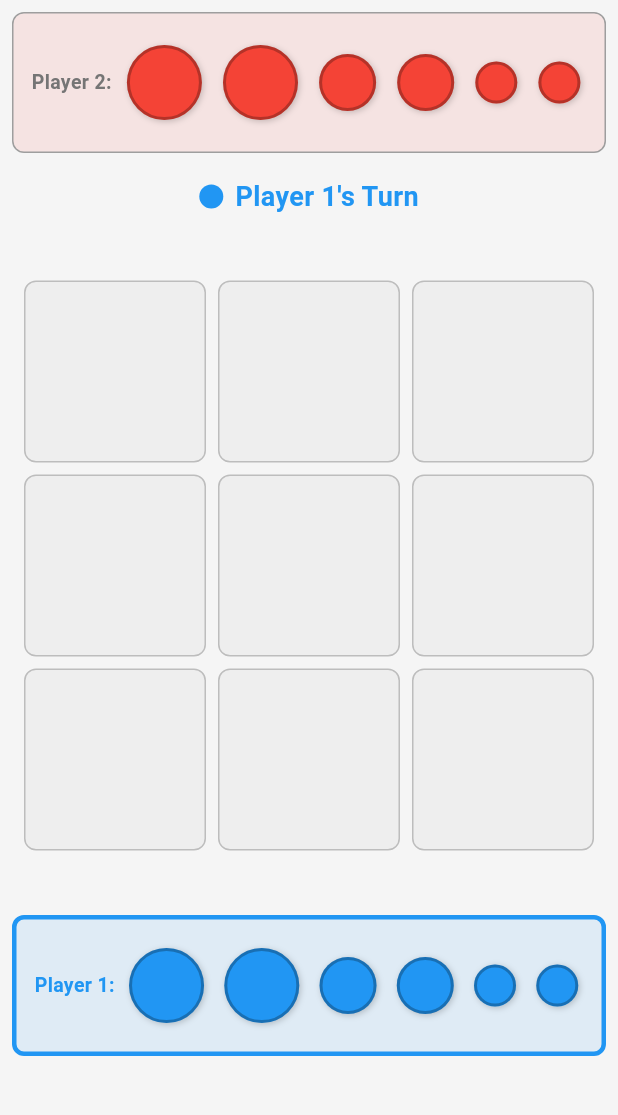
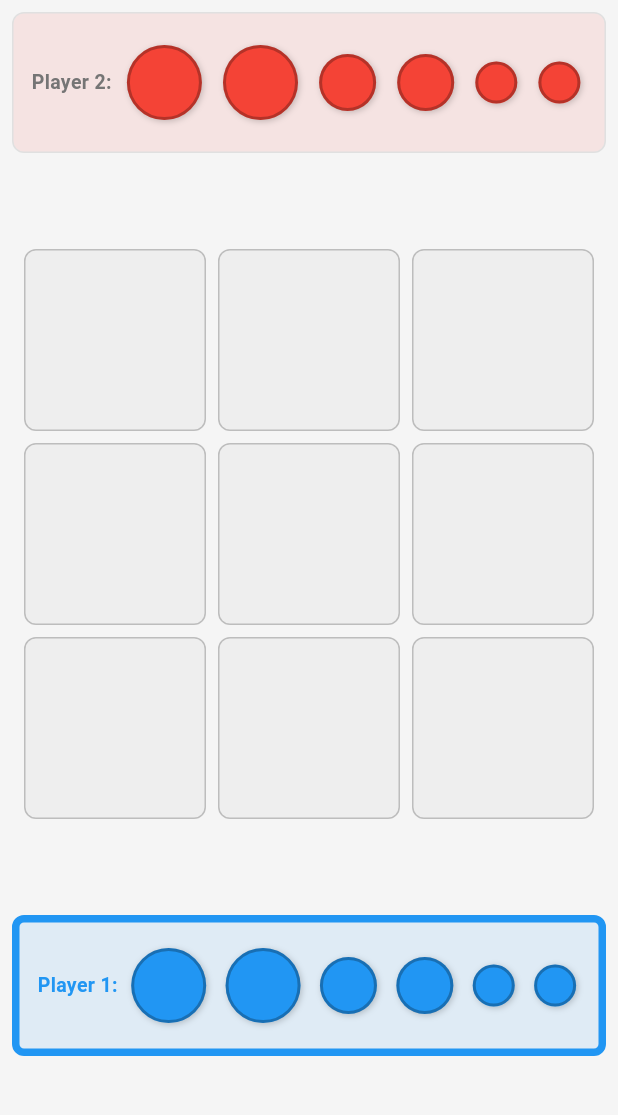
Before and after one commit to hwani1103/gobble_up, a Flutter app: the screen it shows after launch, on a phone screen of 412 x 824 dp, the part 84-1199 px from its top. Run offline on Flutter 3.47's test engine with Material 3 defaults, Android fonts, the phone set to English and light mode, and no system bars.

Commit message:
feat: Improve selection highlighting and UI clarity
- Change selection border: yellow → white, increase thickness (4-5px)
- Add toggle selection for waiting area pawns (click again to deselect)
- Increase current player border thickness from 3px to 5px for better visibility
- Remove turn indicator (only show winner when game is over)
- Change button text: "Cancel Selection" → "선택 취소"

```diff
--- a/lib/controllers/game_controller.dart
+++ b/lib/controllers/game_controller.dart
@@ -26,6 +26,12 @@ class GameController extends ChangeNotifier {
     if (_state.isGameOver) return;
     if (pawn.owner != currentPlayer) return;
     if (_state.phase != GamePhase.selectingPawn) return;
+
+    // Toggle: if already selected, deselect it
+    if (_state.selectedPawn == pawn) {
+      cancelSelection();
+      return;
+    }
 
     _state = _state.copyWith(
       selectedPawn: pawn,
--- a/lib/screens/game_screen.dart
+++ b/lib/screens/game_screen.dart
@@ -59,11 +59,11 @@ class _GameScreenContent extends StatelessWidget {
               ),
             ),
 
-            // Turn indicator
+            // Winner indicator (only shown when game is over)
+            if (winner != null)
               Container(
                 padding: const EdgeInsets.symmetric(vertical: 8),
-              child: winner != null
-                  ? Container(
+                child: Container(
                   padding: const EdgeInsets.all(12),
                   decoration: BoxDecoration(
                     color: winner.color,
@@ -77,28 +77,6 @@ class _GameScreenContent extends StatelessWidget {
                       fontWeight: FontWeight.bold,
                     ),
                   ),
-                    )
-                  : Row(
-                      mainAxisAlignment: MainAxisAlignment.center,
-                      children: [
-                        Container(
-                          width: 16,
-                          height: 16,
-                          decoration: BoxDecoration(
-                            color: currentPlayer.color,
-                            shape: BoxShape.circle,
-                          ),
-                        ),
-                        const SizedBox(width: 8),
-                        Text(
-                          "${currentPlayer.name}'s Turn",
-                          style: TextStyle(
-                            fontSize: 18,
-                            fontWeight: FontWeight.bold,
-                            color: currentPlayer.color,
-                          ),
-                        ),
-                      ],
                 ),
               ),
 
@@ -138,7 +116,7 @@ class _GameScreenContent extends StatelessWidget {
                         style: ElevatedButton.styleFrom(
                           backgroundColor: Colors.orange,
                         ),
-                        child: const Text('Cancel Selection'),
+                        child: const Text('선택 취소'),
                       ),
                     )
                   : const SizedBox.shrink(),
--- a/lib/widgets/pawn_widget.dart
+++ b/lib/widgets/pawn_widget.dart
@@ -24,7 +24,7 @@ class PawnWidget extends StatelessWidget {
           shape: BoxShape.circle,
           color: pawn.owner.color,
           border: isSelected
-              ? Border.all(color: Colors.yellow, width: 4)
+              ? Border.all(color: Colors.white, width: 5)
               : Border.all(color: Colors.black26, width: 1),
           boxShadow: [
             BoxShadow(
--- a/lib/widgets/waiting_area_widget.dart
+++ b/lib/widgets/waiting_area_widget.dart
@@ -26,8 +26,8 @@ class WaitingAreaWidget extends StatelessWidget {
       decoration: BoxDecoration(
         color: player.color.withOpacity(0.1),
         border: Border.all(
-          color: isCurrentPlayer ? player.color : Colors.grey,
-          width: isCurrentPlayer ? 3 : 1,
+          color: isCurrentPlayer ? player.color : Colors.grey.shade300,
+          width: isCurrentPlayer ? 5 : 1,
         ),
         borderRadius: BorderRadius.circular(8),
       ),
@@ -63,8 +63,8 @@ class WaitingAreaWidget extends StatelessWidget {
                       shape: BoxShape.circle,
                       color: player.color,
                       border: Border.all(
-                        color: isSelected ? Colors.yellow : Colors.black26,
-                        width: 2,
+                        color: isSelected ? Colors.white : Colors.black26,
+                        width: isSelected ? 4 : 2,
                       ),
                       boxShadow: [
                         BoxShadow(
```
Lines whose indentation alone changed are shown as unchanged.
